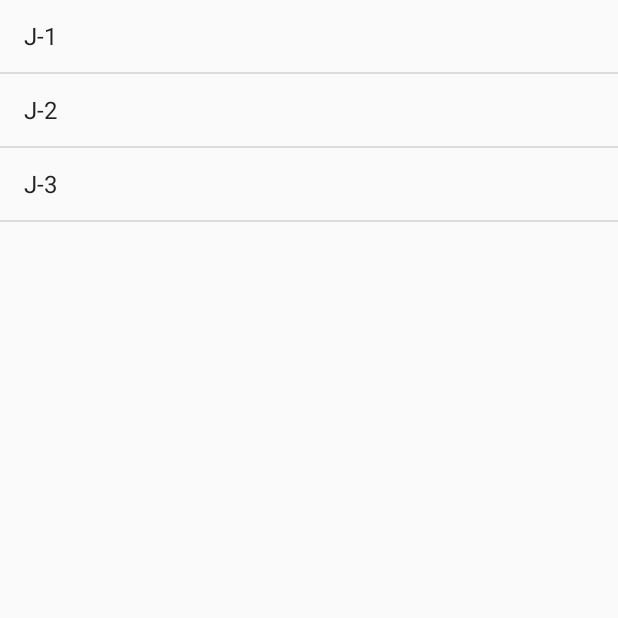
After one commit to Sildian/OC-MoodTracker-Android, an Android app: the HistoryActivity screen opened directly, with no data from a screen before it, on a phone screen of 412 x 824 dp, the top half of it. The commit adds this screen. Run offline under Robolectric (Android 15) with nearby library versions, the phone set to English and light mode, and no system bars.

Commit message:
Created HistoryActivity and its layout to display the history moods with a ListView (not finished)

```diff
--- a/app/src/main/AndroidManifest.xml
+++ b/app/src/main/AndroidManifest.xml
@@ -9,6 +9,7 @@
         android:roundIcon="@mipmap/ic_launcher_round"
         android:supportsRtl="true"
         android:theme="@style/AppTheme">
+        <activity android:name=".controller.HistoryActivity"></activity>
         <activity android:name=".controller.MainActivity">
             <intent-filter>
                 <action android:name="android.intent.action.MAIN" />
--- /dev/null
+++ b/app/src/main/java/com/sildian/moodtracker/controller/HistoryActivity.java
@@ -0,0 +1,25 @@
+package com.sildian.moodtracker.controller;
+
+import android.app.ListActivity;
+import android.os.Bundle;
+import android.widget.ArrayAdapter;
+
+import com.sildian.moodtracker.R;
+
+import java.util.ArrayList;
+
+public class HistoryActivity extends ListActivity {
+
+    @Override
+    protected void onCreate(Bundle savedInstanceState) {
+        super.onCreate(savedInstanceState);
+        //setContentView(R.layout.activity_history);
+
+        ArrayList<String> textList=new ArrayList<String>();
+        textList.add("J-1");
+        textList.add("J-2");
+        textList.add("J-3");
+
+        setListAdapter(new ArrayAdapter<String>(this, android.R.layout.simple_list_item_1, textList));
+    }
+}
```
Also changed, not shown: app/src/main/java/com/sildian/moodtracker/controller/MainActivity.java (+11 -0 lines), app/src/main/res/layout/activity_history.xml (added, +8 -0 lines), app/src/main/res/values/text.xml (+7 -0 lines), 1 other file.
